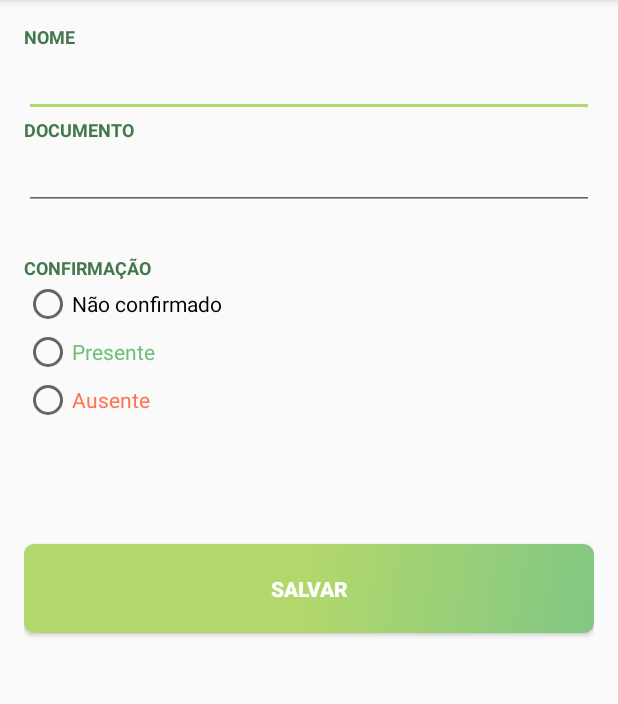
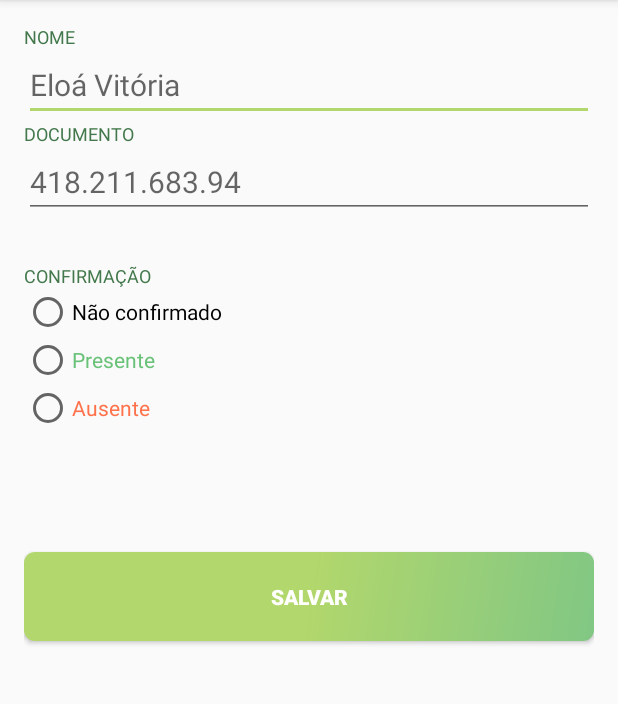
Before and after one commit to wendreof/myGuests, an Android app: the GuestFormActivity screen opened directly, with no data from a screen before it, on a phone screen of 412 x 824 dp, the part 84-788 px from its top. Run offline under Robolectric (Android 15) with nearby library versions, the phone set to English and light mode, and no system bars.

Commit message:
Fix some bugs

```diff
--- a/app/build.gradle
+++ b/app/build.gradle
@@ -4,7 +4,7 @@ android {
     compileSdkVersion 28
     defaultConfig {
         applicationId "com.example.wlf.meusconvidados"
-        minSdkVersion 15
+        minSdkVersion 25
         targetSdkVersion 28
         versionCode 1
         versionName "1.0"
--- a/app/src/main/res/layout/activity_guest_form.xml
+++ b/app/src/main/res/layout/activity_guest_form.xml
@@ -8,27 +8,37 @@
     tools:context=".views.GuestFormActivity">
 
     <TextView
-        style="@style/textLabel"
+        android:textAllCaps="true"
+        android:textColor="@color/colorPrimaryText"
+        android:textSize="12sp"
+        style="bold"
         android:layout_width="wrap_content"
         android:layout_height="wrap_content"
-        android:text="@string/nome"/>
+        android:text="@string/nome" />
 
     <EditText
         android:id="@+id/edit_name"
-        style="@style/textEdit"
+        android:textColor="@color/colorPrimaryText"
+        android:textSize="20sp"
+        android:hint="@string/eloa_name"
         android:layout_width="match_parent"
         android:layout_height="wrap_content"
         android:inputType="textPersonName" />
 
     <TextView
-        style="@style/textLabel"
+        android:textAllCaps="true"
+        android:textColor="@color/colorPrimaryText"
+        android:textSize="12sp"
+        style="bold"
         android:layout_width="match_parent"
         android:layout_height="wrap_content"
         android:text="@string/document"/>
 
     <EditText
         android:id="@+id/edit_document"
-        style="@style/textEdit"
+        android:textColor="@color/colorPrimaryText"
+        android:textSize="20sp"
+        android:hint="@string/cpf"
         android:layout_width="match_parent"
         android:layout_height="wrap_content"
         android:textAllCaps="true"/>
@@ -36,7 +46,10 @@
  <TextView
      android:layout_width="wrap_content"
      android:layout_height="wrap_content"
-     style="@style/textLabel"
+     android:textAllCaps="true"
+     android:textColor="@color/colorPrimaryText"
+     android:textSize="12sp"
+     style="bold"
      android:layout_marginTop="30dp"
      android:text="@string/confirmation"/>
 
--- a/app/src/main/res/values/strings.xml
+++ b/app/src/main/res/values/strings.xml
@@ -26,4 +26,6 @@
     <string name="document">Documento</string>
     <string name="gerenciamento_de_convidados">Gerenciamento de convidados</string>
     <string name="confirmation">Confirmação</string>
+    <string name="cpf">418.211.683.94</string>
+    <string name="eloa_name">Eloá Vitória</string>
 </resources>
--- a/app/src/main/res/values/styles.xml
+++ b/app/src/main/res/values/styles.xml
@@ -16,17 +16,4 @@
     <style name="AppTheme.AppBarOverlay" parent="ThemeOverlay.AppCompat.Dark.ActionBar" />
 
     <style name="AppTheme.PopupOverlay" parent="ThemeOverlay.AppCompat.Light" />
-
-    <style name="textLabel" parent="@android:style/TextApperance">
-        <item name="android:textAllCaps">true</item>
-        <item name="android:textColor">@color/colorPrimaryText</item>
-        <item name="android:textSize">12sp</item>
-        <item name="android:textStyle">bold</item>
-    </style>
-
-    <style name="textEdit" parent="@android:style/TextApperance">
-        <item name="textColor">@color/colorPrimaryText</item>
-        <item name="textSize">20sp</item>
-    </style>
-
 </resources>
--- a/build.gradle
+++ b/build.gradle
@@ -7,7 +7,7 @@ buildscript {
         jcenter()
     }
     dependencies {
-        classpath 'com.android.tools.build:gradle:3.2.1'
+        classpath 'com.android.tools.build:gradle:3.3.0'
 
 
         // NOTE: Do not place your application dependencies here; they belong
```
Also changed, not shown: gradle/wrapper/gradle-wrapper.properties.
